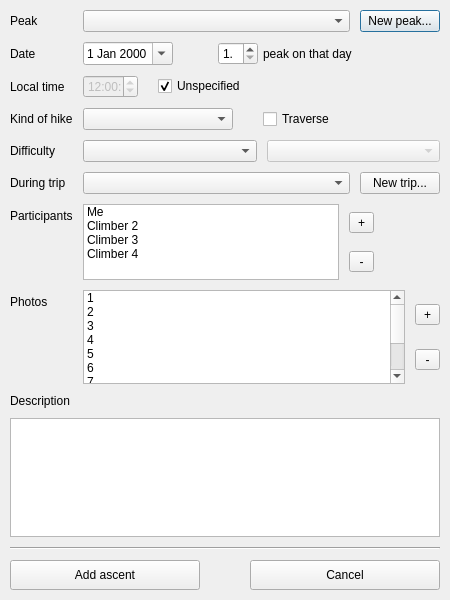
svetter/pal, file src/ui/new_ascent.ui: the form before one commit.
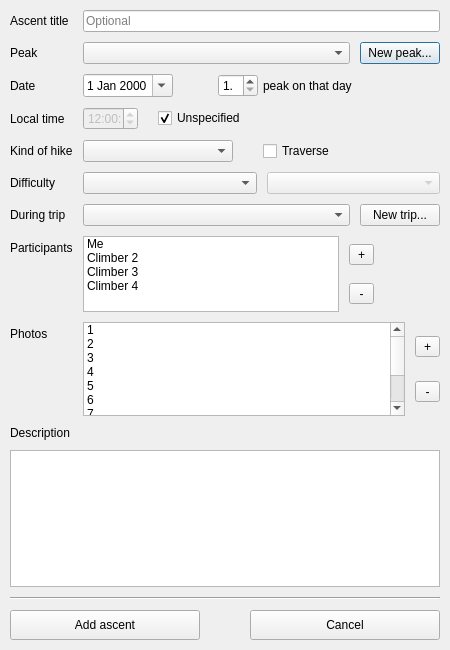
The form after the commit.

Commit message: Added title field in ascent dialog (#74)

Diff of the .ui file:
```diff
--- a/src/ui/new_ascent.ui
+++ b/src/ui/new_ascent.ui
@@ -7,7 +7,7 @@
     <x>0</x>
     <y>0</y>
     <width>450</width>
-    <height>600</height>
+    <height>650</height>
    </rect>
   </property>
   <property name="minimumSize">
@@ -43,14 +43,14 @@
      <property name="verticalSpacing">
       <number>10</number>
      </property>
-     <item row="0" column="0">
+     <item row="1" column="0">
       <widget class="QLabel" name="peakLabel">
        <property name="text">
         <string>Peak</string>
        </property>
       </widget>
      </item>
-     <item row="0" column="1">
+     <item row="1" column="1">
       <layout class="QHBoxLayout" name="peakSelectionLayout">
        <property name="spacing">
         <number>10</number>
@@ -83,14 +83,14 @@
        </item>
       </layout>
      </item>
-     <item row="1" column="0">
+     <item row="2" column="0">
       <widget class="QLabel" name="dateLabel">
        <property name="text">
         <string>Date</string>
        </property>
       </widget>
      </item>
-     <item row="1" column="1">
+     <item row="2" column="1">
       <layout class="QHBoxLayout" name="horizontalLayout">
        <property name="spacing">
         <number>5</number>
@@ -119,7 +119,7 @@
           <date>
            <year>2100</year>
            <month>1</month>
-           <day>1</day>
+           <day>2</day>
           </date>
          </property>
          <property name="minimumDate">
@@ -191,14 +191,14 @@
        </item>
       </layout>
      </item>
-     <item row="2" column="0">
+     <item row="3" column="0">
       <widget class="QLabel" name="timeLabel">
        <property name="text">
         <string>Local time</string>
        </property>
       </widget>
      </item>
-     <item row="2" column="1">
+     <item row="3" column="1">
       <layout class="QHBoxLayout" name="timeLayout">
        <property name="spacing">
         <number>10</number>
@@ -269,14 +269,14 @@
        </item>
       </layout>
      </item>
-     <item row="3" column="0">
+     <item row="4" column="0">
       <widget class="QLabel" name="kindLabel">
        <property name="text">
         <string>Kind of hike</string>
        </property>
       </widget>
      </item>
-     <item row="3" column="1">
+     <item row="4" column="1">
       <layout class="QHBoxLayout" name="kindLayout">
        <property name="spacing">
         <number>10</number>
@@ -338,14 +338,14 @@
        </item>
       </layout>
      </item>
-     <item row="4" column="0">
+     <item row="5" column="0">
       <widget class="QLabel" name="difficultyLabel">
        <property name="text">
         <string>Difficulty</string>
        </property>
       </widget>
      </item>
-     <item row="4" column="1">
+     <item row="5" column="1">
       <layout class="QHBoxLayout" name="difficultyLayout">
        <property name="spacing">
         <number>10</number>
@@ -393,14 +393,14 @@
        </item>
       </layout>
      </item>
-     <item row="5" column="0">
+     <item row="6" column="0">
       <widget class="QLabel" name="tripLabel">
        <property name="text">
         <string>During trip</string>
        </property>
       </widget>
      </item>
-     <item row="5" column="1">
+     <item row="6" column="1">
       <layout class="QHBoxLayout" name="tripSelectionLayout">
        <property name="spacing">
         <number>10</number>
@@ -439,14 +439,14 @@
        </item>
       </layout>
      </item>
-     <item row="6" column="0">
+     <item row="7" column="0">
       <widget class="QLabel" name="climbersLabel">
        <property name="text">
         <string>Participants</string>
        </property>
       </widget>
      </item>
-     <item row="6" column="1">
+     <item row="7" column="1">
       <layout class="QHBoxLayout" name="climbersLayout">
        <property name="spacing">
         <number>10</number>
@@ -547,14 +547,14 @@
        </item>
       </layout>
      </item>
-     <item row="7" column="0">
+     <item row="8" column="0">
       <widget class="QLabel" name="photosLabel">
        <property name="text">
         <string>Photos</string>
        </property>
       </widget>
      </item>
-     <item row="7" column="1">
+     <item row="8" column="1">
       <layout class="QHBoxLayout" name="photosSelectionLayout">
        <property name="spacing">
         <number>10</number>
@@ -678,6 +678,32 @@
        </item>
       </layout>
      </item>
+     <item row="0" column="0">
+      <widget class="QLabel" name="titleLabel">
+       <property name="text">
+        <string>Ascent title</string>
+       </property>
+      </widget>
+     </item>
+     <item row="0" column="1">
+      <widget class="QLineEdit" name="lineEdit">
+       <property name="sizePolicy">
+        <sizepolicy hsizetype="MinimumExpanding" vsizetype="Fixed">
+         <horstretch>0</horstretch>
+         <verstretch>0</verstretch>
+        </sizepolicy>
+       </property>
+       <property name="minimumSize">
+        <size>
+         <width>150</width>
+         <height>0</height>
+        </size>
+       </property>
+       <property name="placeholderText">
+        <string>Optional</string>
+       </property>
+      </widget>
+     </item>
     </layout>
    </item>
    <item>
```
Left out of the diff: 2 changed lines with no effect on the pictures.
